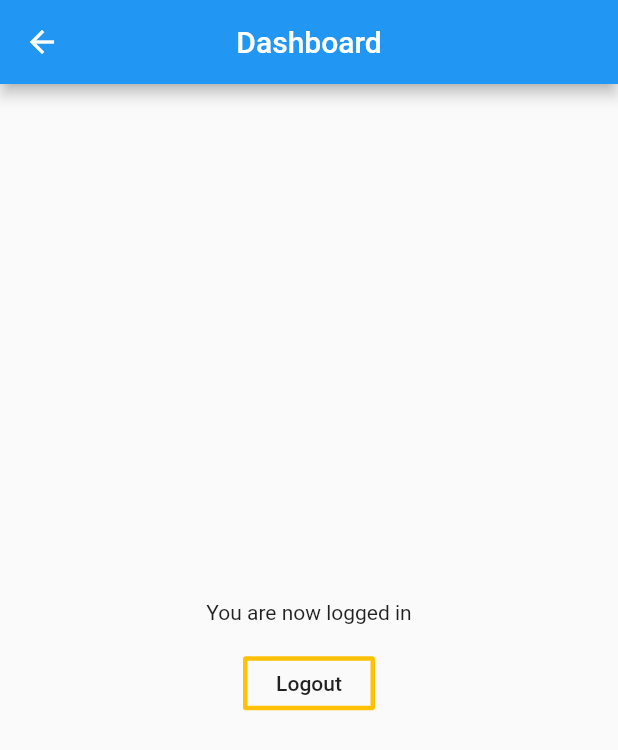
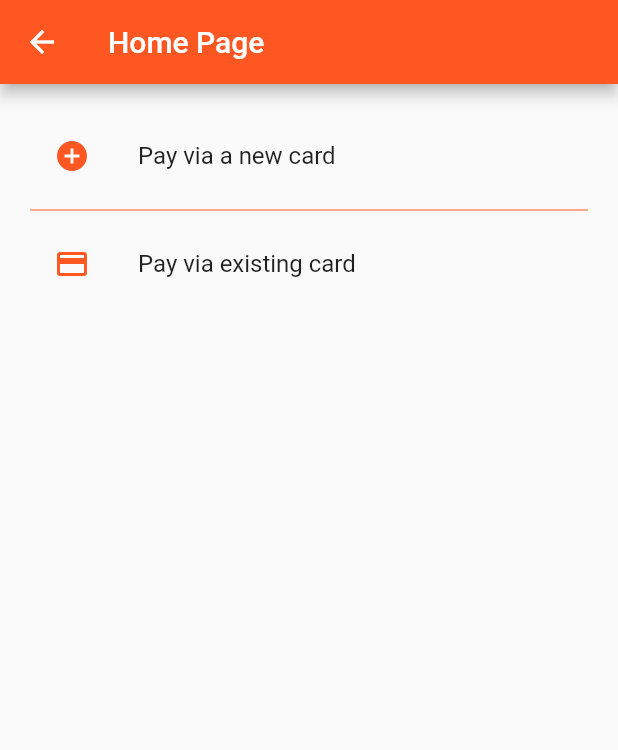
Before and after one commit to michellezhang95/app_mvp, a Flutter app: the HomePage screen opened by its route, on a phone screen of 412 x 824 dp. Shown: the top 750 px of the screen. Run offline on Flutter 3.47's test engine with Material 2 defaults, Android fonts, the phone set to English and light mode, and no system bars; our stand-ins replace cloud_firestore, firebase_auth, firebase_core, flutter_credit_card; missing offline and left inert: stripe_payment; accounts and stored records are empty.

Commit message:
stripe payments wip

```diff
--- a/lib/screens/homepage.dart
+++ b/lib/screens/homepage.dart
@@ -1,5 +1,6 @@
 import 'package:flutter/material.dart';
 import 'package:firebase_auth/firebase_auth.dart';
+import 'package:app_mvp/services/payment-service.dart';
 
 class HomePage extends StatefulWidget {
   @override
@@ -7,36 +8,79 @@ class HomePage extends StatefulWidget {
 }
 
 class _HomePageState extends State<HomePage> {
+  onItemPress(BuildContext context, int index) async {
+    switch (index) {
+      case 0:
+        //pay new card
+        {
+          var response = await StripeService.payViaNewCard(
+            amount: '12',
+            currency: 'NZD',
+          );
+          if (response.success == true) {
+            Scaffold.of(context).showSnackBar(SnackBar(
+              content: Text(response.message),
+              duration: new Duration(milliseconds: 1200),
+            ));
+          }
+        }
+
+        break;
+      case 1:
+        Navigator.pushNamed(context, '/existing-cards');
+        break;
+    }
+  }
+
+  @override
+  void initState() {
+    super.initState();
+    StripeService.init();
+  }
+
   @override
   Widget build(BuildContext context) {
+    ThemeData theme = Theme.of(context);
     return Scaffold(
-      appBar: new AppBar(
-        title: new Text('Dashboard'),
-        centerTitle: true,
+      appBar: AppBar(
+        title: Text('Home Page'),
       ),
-      body: Center(
-        child: Container(
-          child: new Column(
-            mainAxisAlignment: MainAxisAlignment.center,
-            children: <Widget>[
-              new Text('You are now logged in'),
-              SizedBox(
-                height: 15.0,
+      body: Container(
+        padding: EdgeInsets.all(20),
+        child: ListView.separated(
+          itemBuilder: (context, index) {
+            Icon icon;
+            Text text;
+            switch (index) {
+              case 0:
+                icon = Icon(
+                  Icons.add_circle,
+                  color: theme.primaryColor,
+                );
+                text = Text('Pay via a new card');
+                break;
+              case 1:
+                icon = Icon(
+                  Icons.credit_card,
+                  color: theme.primaryColor,
+                );
+                text = Text('Pay via existing card');
+                break;
+            }
+            return InkWell(
+              onTap: () {
+                onItemPress(context, index);
+              },
+              child: ListTile(
+                title: text,
+                leading: icon,
               ),
-              new OutlineButton(
-                onPressed: () {
-                  FirebaseAuth.instance.signOut().then((value) {
-                    Navigator.of(context).pushReplacementNamed('/landingpage');
-                  }).catchError((e) {
-                    print(e);
-                  });
-                },
-                borderSide: BorderSide(
-                    color: Colors.amber, style: BorderStyle.solid, width: 3.0),
-                child: Text('Logout'),
-              )
-            ],
+            );
+          },
+          separatorBuilder: (context, index) => Divider(
+            color: theme.primaryColor,
           ),
+          itemCount: 2,
         ),
       ),
     );
--- a/lib/screens/login.dart
+++ b/lib/screens/login.dart
@@ -7,10 +7,10 @@ class LoginPage extends StatefulWidget {
 }
 
 class _LoginPageState extends State<LoginPage> {
+  String _email;
+  String _password;
   @override
   Widget build(BuildContext context) {
-    String _email;
-    String _password;
     return Scaffold(
       body: Center(
         child: Container(
--- /dev/null
+++ b/lib/services/payment-service.dart
@@ -0,0 +1,49 @@
+import 'package:flutter/material.dart';
+import 'package:stripe_payment/stripe_payment.dart';
+
+//reponse if trans success or fail
+class StripeTransactionResponse {
+  String message;
+  bool success;
+  StripeTransactionResponse({this.message, this.success});
+}
+
+class StripeService {
+  static String apiBase = 'https://api.stripe.com//v1';
+  static String secret = '';
+
+  static init() {
+    StripePayment.setOptions(StripeOptions(
+        publishableKey:
+            "pk_test_51HLLuALNWLWiwU1VF3Ekke8lHpzE2ZlttkIAJvtKO8WCoZ4bFejhSgVn5N3NNmeUckXNJdFqrOIiNMEKedP4YyOU00fHPwAskg",
+        merchantId: "Test",
+        androidPayMode: 'test'));
+  }
+
+  static StripeTransactionResponse payViaExistingCard(
+      {String amount, String currency, card}) {
+    return new StripeTransactionResponse(
+      message: 'Transaction successfull',
+      success: true,
+    );
+  }
+
+  static Future<StripeTransactionResponse> payViaNewCard(
+      {String amount, String currency}) async {
+    try {
+      var paymentMethod = await StripePayment.paymentRequestWithCardForm(
+          CardFormPaymentRequest());
+      print(paymentMethod);
+    } catch (err) {
+      return new StripeTransactionResponse(
+        message: 'Transaction failed:${err.toString()}',
+        success: false,
+      );
+    }
+
+    return new StripeTransactionResponse(
+      message: 'Transaction successful',
+      success: true,
+    );
+  }
+}
--- a/lib/services/usermanagement.dart
+++ b/lib/services/usermanagement.dart
@@ -9,7 +9,7 @@ class UserManagement {
   The context keyword is to let the system know where we are popping and pushing
   page routes, so the system knows the stack*/
   storeNewUser(user, context) {
-    FirebaseFirestore.instance.collection('/users').add({}).then((value) {
+    FirebaseFirestore.instance.collection('users').add({}).then((value) {
       Navigator.of(context).pop();
       Navigator.of(context).pushReplacementNamed('/homepage');
     }).catchError((e) {
--- a/pubspec.yaml
+++ b/pubspec.yaml
@@ -29,7 +29,10 @@ dependencies:
   # Use with the CupertinoIcons class for iOS style icons.
   cupertino_icons: ^0.1.3
   firebase_auth: ^0.18.0+1
+  firebase_core : ^0.5.0
   cloud_firestore: ^0.14.0+2
+  flutter_credit_card: ^0.1.3
+  stripe_payment: ^1.0.7
 
 dev_dependencies:
   flutter_test:
```
Also changed, not shown: lib/main.dart (+16 -6 lines), lib/screens/existing-cards.dart (added, +75 -0 lines), lib/screens/signup.dart (+12 -21 lines), pubspec.lock, 2 other files.
